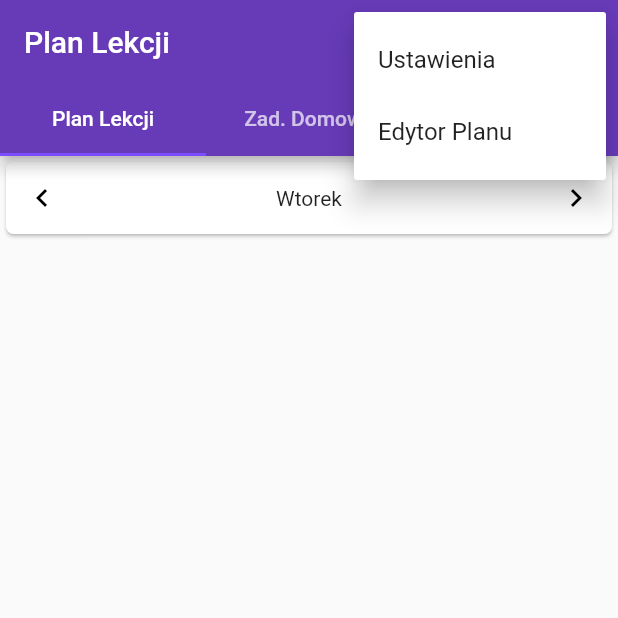
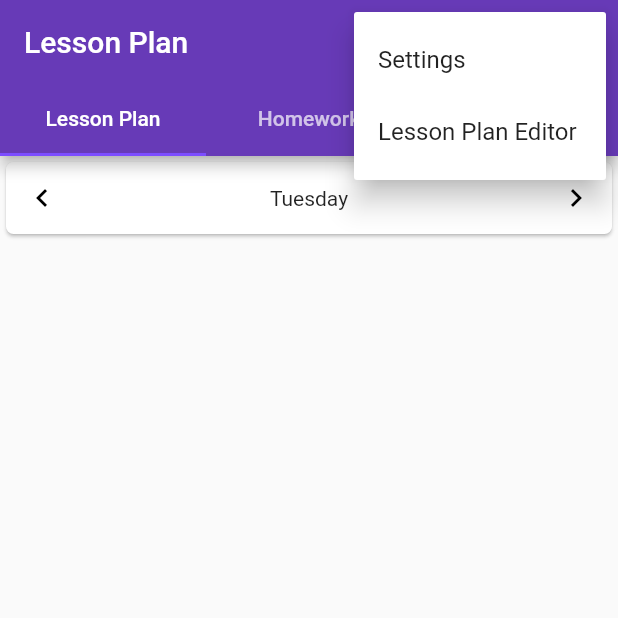
Before and after one commit to DawidBartniczak/Lesson-Plan-Flutter, a Flutter app: the screen it shows after launch, after a tap on the "keyboard arrow right" icon, after a tap on the "more vert" icon, on a phone screen of 412 x 824 dp, the top half of it. Run offline on Flutter 3.47's test engine with Material 2 defaults, Android fonts, the light colour scheme and no system bars; our stand-ins replace sqflite; missing offline and left inert: rounded_modal; accounts and stored records are empty.

Commit message:
Added localization. English and Polish are supported.

```diff
--- /dev/null
+++ b/lang/en.json
@@ -0,0 +1,45 @@
+{
+    "app_title": "Lesson Plan",
+    "tab_lessonplan": "Lesson Plan",
+    "tab_homwork": "Homework",
+    "tab_tests": "Tests",
+    "screen_settings": "Settings",
+    "screen_lessonplaneditor": "Lesson Plan Editor",
+    "settings_category_app": "App",
+    "settings_sevenday_title": "Seven day plan.",
+    "settings_sevenday_subtitle": "Lesson plan that contains weekend.",
+    "settings_category_reset": "Reseting",
+    "settings_reset_title": "Reset",
+    "settings_reset_subtitle": "Deleta all data from this device.",
+    "screen_lessondetials": "Details",
+    "text_lesson_add": "Add lesson",
+    "text_lesson_subject": "Lesson",
+    "text_lesson_classroom": "Classroom",
+    "lesson_remove_title": "Continue?",
+    "lesson_remove_message": "Do you want to remove this lesson?",
+    "text_homework_add": "Add new homework",
+    "text_homework_content": "Homework's content",
+    "text_homework_done": "Done",
+    "text_homework_undone": "Undone",
+    "text_test_add": "Add new test",
+    "text_test_subject": "Test's subject",
+    "test_invaliddate_title": "Invald date!",
+    "test_invaliddate_message": "This lesson isn't present in selected date.",
+    "text_selectdate": "Pick date",
+    "text_select_hour": "Pick hour",
+    "text_dismiss": "Dismiss",
+    "text_select": "Pick",
+    "text_save": "Save",
+    "text_yes": "Yes",
+    "text_no": "No",
+    "error_fieldempty": "This field can't be empty",
+    "error_subjectempty": "Subject can't be empty",
+    "error_contentempty": "Content can't be empty",
+    "day_1": "Monday",
+    "day_2": "Tuesday",
+    "day_3": "Wednesday",
+    "day_4": "Thursday",
+    "day_5": "Friday",
+    "day_6": "Saturday",
+    "day_7": "Sunday"
+}
--- /dev/null
+++ b/lang/pl.json
@@ -0,0 +1,45 @@
+{
+    "app_title": "Plan Lekcji",
+    "tab_lessonplan": "Plan Lekcji",
+    "tab_homwork": "Zad. Domowe",
+    "tab_tests": "Sprawdziany",
+    "screen_settings": "Ustawienia",
+    "settings_category_app": "Aplikacja",
+    "settings_sevenday_title": "Siedmio dniowy plan",
+    "settings_sevenday_subtitle": "Plan lekcji obejmujący weekend.",
+    "settings_category_reset": "Zerowanie",
+    "settings_reset_title": "Reset",
+    "settings_reset_subtitle": "Usuń dane z tego urządzenia.",
+    "screen_lessonplaneditor": "Edytor Planu",
+    "screen_lessondetials": "Informacje",
+    "text_lesson_add": "Dadaj lekcję",
+    "text_lesson_subject": "Lekcja",
+    "text_lesson_classroom": "Klasa",
+    "lesson_remove_title": "Czy na pewno?",
+    "lesson_remove_message": "Czy na pewno chcesz usunąć tę lekcję?",
+    "text_homework_add": "Dodaj zadanie domowe",
+    "text_homework_content": "Treść zadania domowego",
+    "text_homework_done": "Zrobione",
+    "text_homework_undone": "Nie Zrobione",
+    "text_test_add": "Dodaj sprawdzian",
+    "text_test_subject": "Temat do sprawdzianu",
+    "test_invaliddate_title": "Zła data!",
+    "test_invaliddate_message": "Tej lekcji nie ma w wybranym dniu.",
+    "text_selectdate": "Wybierz datę",
+    "text_select_hour": "Wybierz godzinę",
+    "text_dismiss": "Zamknij",
+    "text_select": "Wybierz",
+    "text_save": "Zapisz",
+    "text_yes": "Tak",
+    "text_no": "Nie",
+    "error_fieldempty": "To pole jest wymagane",
+    "error_subjectempty": "Temat jest wymagany",
+    "error_contentempty": "Treść jest wymagana",
+    "day_1": "Poniedziałek",
+    "day_2": "Wtorek",
+    "day_3": "Środa",
+    "day_4": "Czwartek",
+    "day_5": "Piątek",
+    "day_6": "Sobota",
+    "day_7": "Niedziela"
+}
--- a/lib/main.dart
+++ b/lib/main.dart
@@ -1,6 +1,8 @@
 import 'package:flutter/material.dart';
 import 'package:flutter/services.dart';
+import 'package:flutter_localizations/flutter_localizations.dart';
 
+import './model/localizationHelper.dart';
 import './model/admobHelper.dart';
 import './screen/lessonPlan.dart';
 import './screen/homework.dart';
@@ -20,7 +22,7 @@ class MyApp extends StatelessWidget {
   @override
   Widget build(BuildContext context) {
     return MaterialApp(
-      title: 'Plan Lekcji',
+      title: 'Lesson Plan',
       theme: ThemeData(
         primarySwatch: Colors.deepPurple,
         accentColor: Colors.deepPurpleAccent,
@@ -29,6 +31,24 @@ class MyApp extends StatelessWidget {
           shape: RoundedRectangleBorder(borderRadius: BorderRadius.circular(5.0))
         )
       ),
+      supportedLocales: [
+        Locale('en', 'US'),
+        Locale('pl', 'PL'),
+      ],
+      localizationsDelegates: [
+        LocalizationHelper.delegate,
+        GlobalMaterialLocalizations.delegate,
+      ],
+      localeResolutionCallback: (Locale locale, Iterable<Locale> supportedLocales) {
+        if (locale == null)
+          return supportedLocales.first;
+
+        for (Locale supportedLocale in supportedLocales) {
+          if (supportedLocale.languageCode == locale.languageCode)
+            return supportedLocale;
+        }
+        return supportedLocales.first;
+      },
       builder: (BuildContext context, Widget home) {
         return MediaQuery(
           data: MediaQuery.of(context).copyWith(alwaysUse24HourFormat: true),
@@ -65,11 +85,13 @@ class _HomeScreenState extends State<HomeScreen> {
 
   @override
   Widget build(BuildContext context) {
+    LocalizationHelper localizationHelper = LocalizationHelper.of(context);
+
     return DefaultTabController(
       length: 3,
       child: Scaffold(
         appBar: AppBar(
-          title: const Text('Plan Lekcji'),
+          title: Text(localizationHelper.localize('app_title')),
           actions: <Widget>[
             PopupMenuButton(
               onSelected: (int value) {
@@ -88,11 +110,11 @@ class _HomeScreenState extends State<HomeScreen> {
               itemBuilder: (_) {
                 return [
                   PopupMenuItem(
-                    child: Text('Ustawienia'),
+                    child: Text(localizationHelper.localize('screen_settings')),
                     value: 1,
                   ),
                   PopupMenuItem(
-                    child: Text('Edytor Planu'),
+                    child: Text(localizationHelper.localize('screen_lessonplaneditor')),
                     value: 2,
                   )
                 ];
@@ -101,9 +123,9 @@ class _HomeScreenState extends State<HomeScreen> {
           ],
           bottom: TabBar(
             tabs: <Widget>[
-              Tab(text: 'Plan Lekcji'),
-              Tab(text: 'Zad. Domowe'),
-              Tab(text: 'Sprawdziany'),
+              Tab(text: localizationHelper.localize('tab_lessonplan')),
+              Tab(text: localizationHelper.localize('tab_homwork')),
+              Tab(text: localizationHelper.localize('tab_tests')),
             ],
           ),
         ),
--- a/lib/model/databaseHelper.dart
+++ b/lib/model/databaseHelper.dart
@@ -20,7 +20,7 @@ class DatabaseHelper {
 
   Future _initDatabase() async {
     String databasePath = join(await getDatabasesPath(), DATABASE_NAME);
-    print(databasePath);
+    print('Database Path: $databasePath');
     _database = await openDatabase(databasePath, version: 1,
       onCreate: _createTables
     );
--- /dev/null
+++ b/lib/model/localizationHelper.dart
@@ -0,0 +1,53 @@
+import 'dart:async';
+import 'dart:convert';
+
+import 'package:flutter/material.dart';
+import 'package:flutter/services.dart';
+
+class LocalizationHelper {
+  static const _LocalizationHelperDelegate delegate = _LocalizationHelperDelegate();
+  final Locale locale;
+  Map<String, String> _localizedStrings;
+
+  static LocalizationHelper of(BuildContext context) {
+    return Localizations.of(context, LocalizationHelper);
+  }
+
+  Future loadStrings() async {
+    String jsonString =
+      await rootBundle.loadString('lang/${locale.languageCode}.json');
+    print('Locale Path: lang/${locale.languageCode}.json');
+    Map<String, dynamic> jsonData = json.decode(jsonString);
+
+    _localizedStrings = jsonData.map((String key, dynamic value) {
+      return MapEntry(key, value.toString());
+    });
+  }
+
+  String localize(String key) {
+    return _localizedStrings[key];
+  }
+
+  LocalizationHelper(this.locale);
+}
+
+class _LocalizationHelperDelegate extends LocalizationsDelegate<LocalizationHelper> {
+  const _LocalizationHelperDelegate();
+
+  @override
+  bool isSupported(Locale locale) {
+    //print(locale.countryCode);
+    return ['en', 'pl'].contains(locale.languageCode);
+  }
+
+  @override
+  Future<LocalizationHelper> load(Locale locale) async {
+    print(locale);
+    LocalizationHelper localizationHelper = LocalizationHelper(locale);
+    await localizationHelper.loadStrings();
+    return localizationHelper;
+  }
+
+  @override
+  bool shouldReload(LocalizationsDelegate<LocalizationHelper> old) => false;
+}
--- a/lib/screen/lessonPlan.dart
+++ b/lib/screen/lessonPlan.dart
@@ -1,7 +1,7 @@
 import 'package:flutter/material.dart';
 
 import '../model/databaseHelper.dart';
-import '../model/admobHelper.dart';
+import '../model/localizationHelper.dart';
 import '../model/lesson.dart';
 import '../screen/lessonDetails.dart';
 
@@ -25,29 +25,6 @@ class _LessonPlanScreenState extends State<LessonPlanScreen> {
     setState(() {
       _lessons = _databaseHelper.getLessonsForDay(day);
     });
-  }
-
-  String get _dayText {
-    switch (day) {
-      case 1:
-        return 'Poniedziałek';
-        break;
-      case 2:
-        return 'Wtorek';
-        break;
-      case 3:
-        return 'Środa';
-        break;
-      case 4:
-        return 'Czwartek';
-        break;
-      case 5:
-        return 'Piątek';
-        break;
-      default:
-        return '';
-        break;
-    }
   }
 
   Widget _buildTabletLessonGrid(List<Lesson> lessons) {
@@ -113,7 +90,7 @@ class _LessonPlanScreenState extends State<LessonPlanScreen> {
     );
   }
 
-  Widget _buildDayChanger() {
+  Widget _buildDayChanger(BuildContext context) {
     return Card(
       child: Row(
         mainAxisAlignment: MainAxisAlignment.spaceBetween,
@@ -127,7 +104,7 @@ class _LessonPlanScreenState extends State<LessonPlanScreen> {
                 loadData();
             },
           ),
-          Text(_dayText),
+          Text(LocalizationHelper.of(context).localize('day_$day')),
           IconButton(
             icon: Icon(Icons.keyboard_arrow_right),
             color: Colors.black,
@@ -154,7 +131,7 @@ class _LessonPlanScreenState extends State<LessonPlanScreen> {
 
           return Column(
             children: <Widget>[
-              _buildDayChanger(),
+              _buildDayChanger(context),
               Expanded(
                 child: !_isTablet
                   ? _buildPhoneLessonList(lessons)
```
Also changed, not shown: lib/screen/lessonDetails.dart (+6 -5 lines), lib/screen/lessonPlanEditor.dart (+12 -11 lines), lib/widget/bottomSheet/addHomeworkBottomSheet.dart (+6 -4 lines), lib/widget/bottomSheet/addLessonBottomSheet.dart (+11 -9 lines), lib/widget/bottomSheet/addTestBottomSheet.dart (+15 -11 lines), pubspec.yaml (+5 -39 lines), pubspec.lock, 2 other files.
